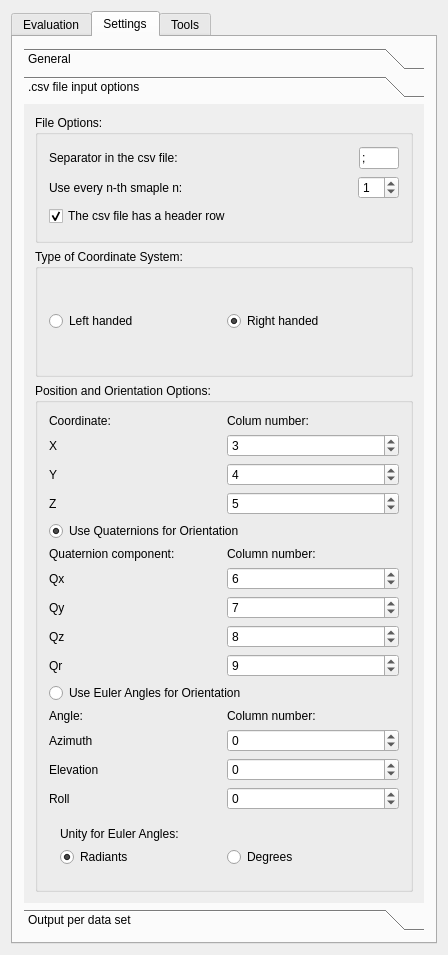
Qt form Plugins/org.mitk.gui.qt.igt.app.hummelprotocolmeasurements/src/internal/QmitkIGTTrackingDataEvaluationViewControls.ui (MITK/MITK) before a commit.
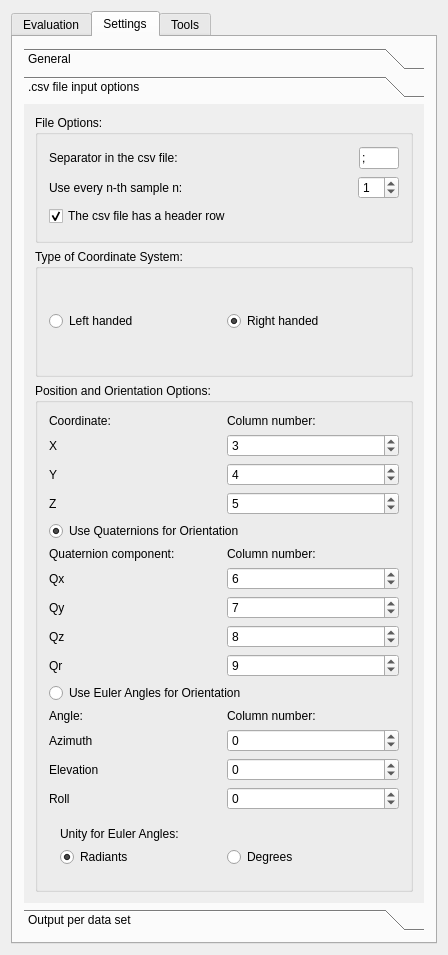
The same form after that commit. The open tabs and pages were chosen to show the change. Custom widgets are drawn as their Qt base class.

Patch:
```diff
--- a/Plugins/org.mitk.gui.qt.igt.app.hummelprotocolmeasurements/src/internal/QmitkIGTTrackingDataEvaluationViewControls.ui
+++ b/Plugins/org.mitk.gui.qt.igt.app.hummelprotocolmeasurements/src/internal/QmitkIGTTrackingDataEvaluationViewControls.ui
@@ -831,7 +831,7 @@
                 <item>
                  <widget class="QLabel" name="label_25">
                   <property name="text">
-                   <string>Use every n-th smaple n:</string>
+                   <string>Use every n-th sample n:</string>
                   </property>
                  </widget>
                 </item>
@@ -960,7 +960,7 @@
                 <item row="0" column="1">
                  <widget class="QLabel" name="label_5">
                   <property name="text">
-                   <string>Colum number:</string>
+                   <string>Column number:</string>
                   </property>
                  </widget>
                 </item>
```
Left out of the diff: 2 changed lines with no effect on the pictures.
